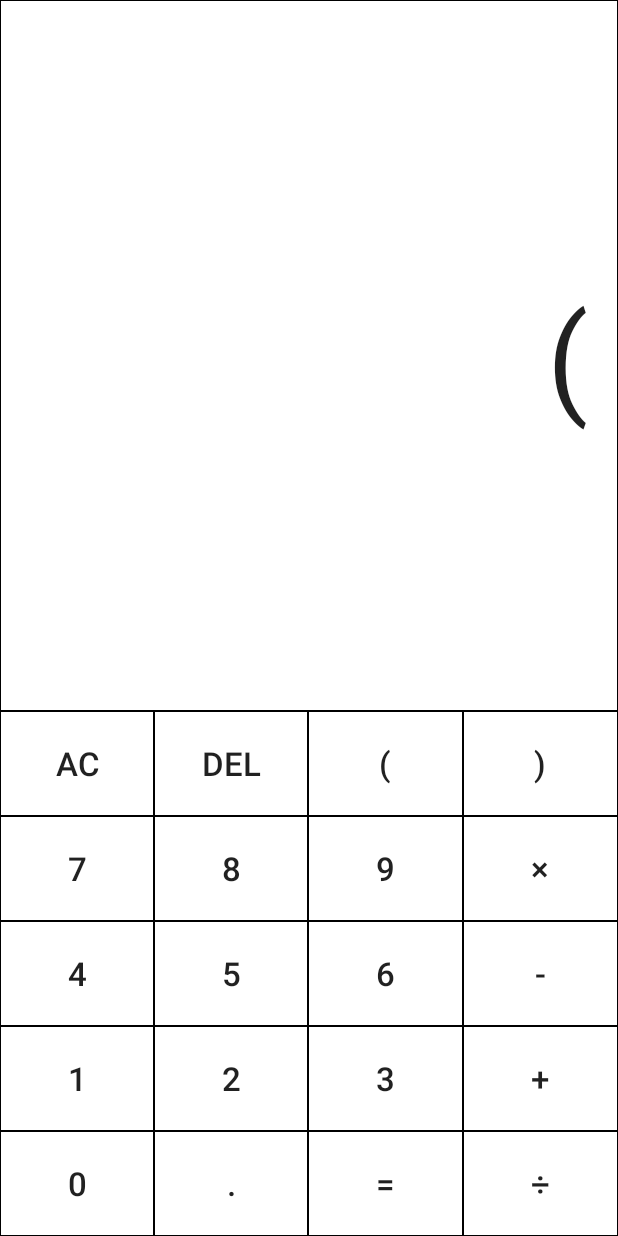
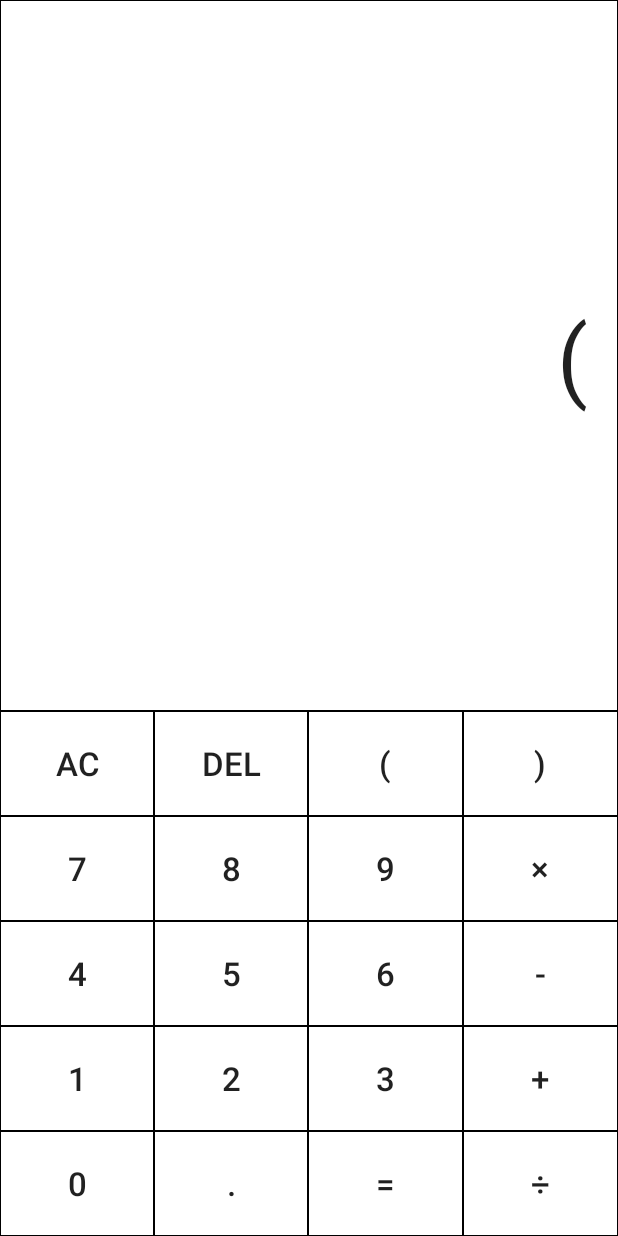
Before and after one commit to ElderDriverMan/Calculator, an Android app: the screen it shows after launch (MainActivity), after a tap on an icon or button, on a phone screen of 412 x 824 dp. Run offline under Robolectric (Android 15) with nearby library versions, the phone set to English and light mode, and no system bars.

Commit message:
界面布局和java主代码

```diff
--- a/app/src/main/res/layout/activity_main.xml
+++ b/app/src/main/res/layout/activity_main.xml
@@ -23,7 +23,7 @@
             android:padding="20dp"
             android:singleLine="true"
             android:textAlignment="textEnd"
-            android:textSize="80sp"
+            android:textSize="60sp"
             app:autoSizeMaxTextSize="75sp"
             app:autoSizeMinTextSize="20sp"
             app:autoSizeStepGranularity="5sp"
```
